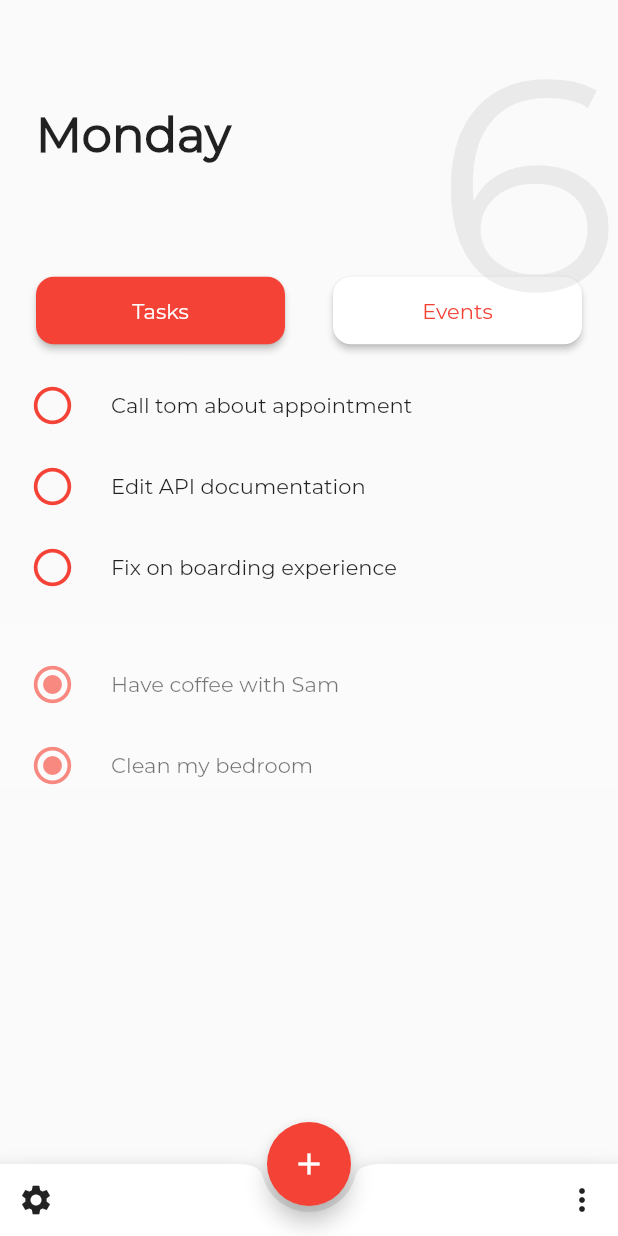
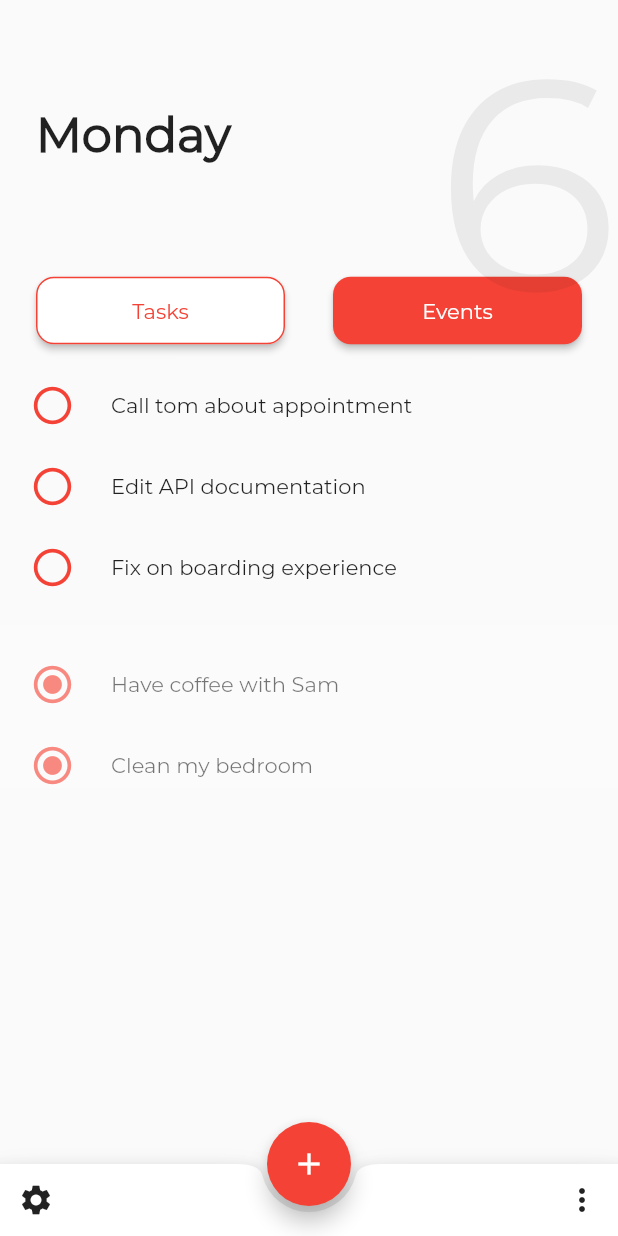
Before and after one commit to lucsbasto/todo-app, a Flutter app: the screen it shows after launch, after a tap on "Tasks", on a phone screen of 412 x 824 dp. Run offline on Flutter 3.47's test engine with Material 2 defaults, Android fonts, the phone set to English and light mode, and no system bars.

Commit message:
adicionando animações de pagina

```diff
--- a/lib/main.dart
+++ b/lib/main.dart
@@ -120,10 +120,21 @@ class _MyHomePageState extends State<MyHomePage> {
       children: <Widget>[
         Expanded(
           child: CustomButtom(
-            onPressed: () {},
-            color: Theme.of(context).accentColor,
-            textColor: Colors.white,
             buttonText: 'Tasks',
+            onPressed: () {
+              _pageController.previousPage(
+                  duration: Duration(milliseconds: 500),
+                  curve: Curves.bounceIn);
+            },
+            color: currentPage >= 0.5
+                ? Theme.of(context).accentColor
+                : Colors.white,
+            textColor: currentPage >= 0.5
+                ? Colors.white
+                : Theme.of(context).accentColor,
+            borderColor: currentPage >= 0.5
+                ? Colors.transparent
+                : Theme.of(context).accentColor,
           ),
         ),
         SizedBox(
@@ -131,10 +142,21 @@ class _MyHomePageState extends State<MyHomePage> {
         ),
         Expanded(
           child: CustomButtom(
-            onPressed: () {},
-            color: Colors.white,
-            textColor: Theme.of(context).accentColor,
             buttonText: 'Events',
+            onPressed: () {
+              _pageController.nextPage(
+                  duration: Duration(milliseconds: 500),
+                  curve: Curves.bounceIn);
+            },
+            color: currentPage <= 0.5
+                ? Theme.of(context).accentColor
+                : Colors.white,
+            textColor: currentPage <= 0.5
+                ? Colors.white
+                : Theme.of(context).accentColor,
+            borderColor: currentPage <= 0.5
+                ? Colors.transparent
+                : Theme.of(context).accentColor,
           ),
         )
       ],
```
